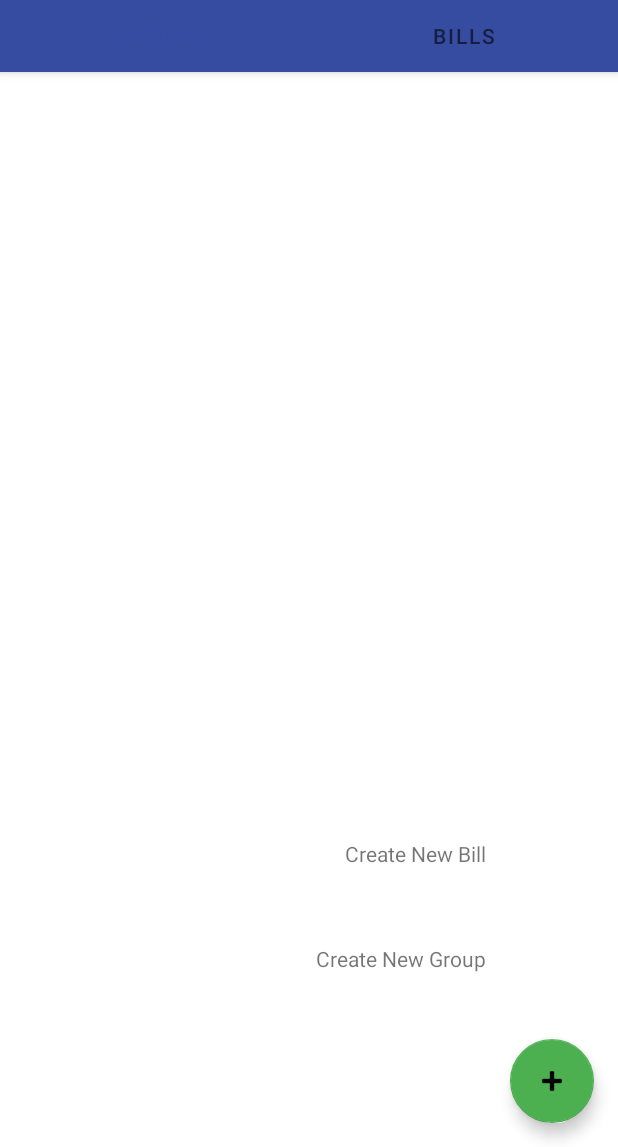
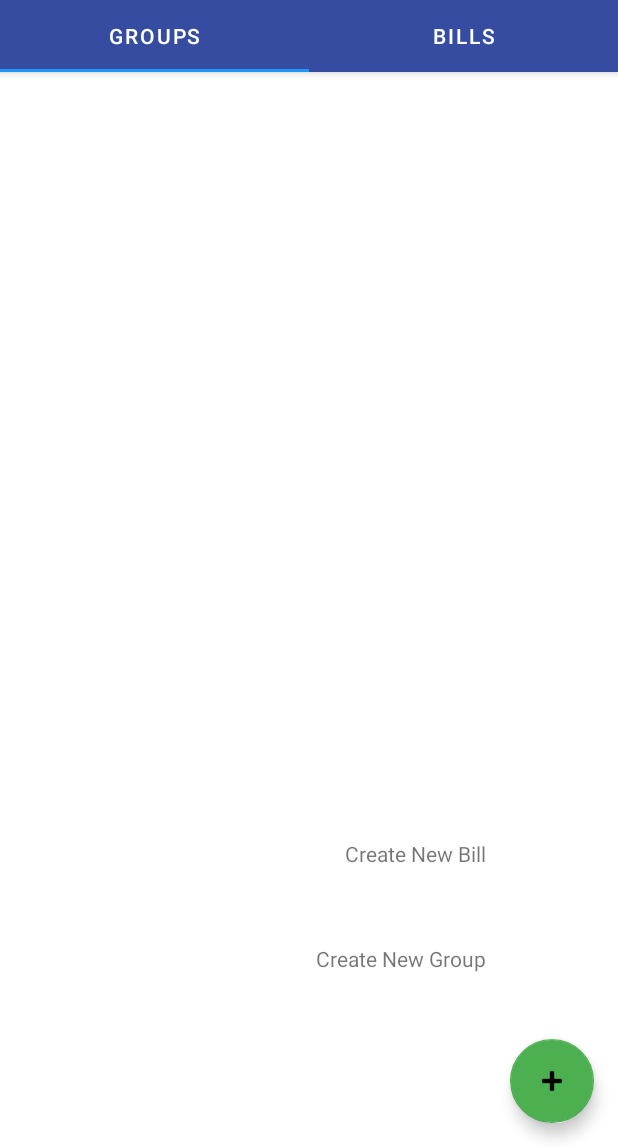
Before and after one commit to williamsizemore/ShareFinApp, an Android app: the ActivityFeed screen opened directly, with no data from a screen before it, after a tap on an icon or button, on a phone screen of 412 x 824 dp, the part 89-1236 px from its top. Run offline under Robolectric (Android 15) with nearby library versions, the phone set to English and light mode, and no system bars; our stand-ins replace Firebase (no records; nobody signed in at launch, a user with empty details on screens opened directly).

Commit message:
3/31/21 not much progress on tablayout - working on adding fragments slightly fixed the tablayout colors

```diff
--- a/app/src/main/java/com/example/sharefinapp/ActivityFeed.java
+++ b/app/src/main/java/com/example/sharefinapp/ActivityFeed.java
@@ -3,10 +3,17 @@ package com.example.sharefinapp;
 import android.content.Intent;
 import android.os.Bundle;
 import com.google.android.material.floatingactionbutton.FloatingActionButton;
+
 import com.google.android.material.tabs.TabLayout;
+import com.google.android.material.tabs.TabLayoutMediator;
 import com.google.firebase.auth.FirebaseAuth;
+
+import androidx.annotation.NonNull;
+import androidx.fragment.app.FragmentManager;
 import androidx.viewpager.widget.ViewPager;
 import androidx.appcompat.app.AppCompatActivity;
+import androidx.viewpager2.widget.ViewPager2;
+
 import android.util.Log;
 import android.view.View;
 import android.view.animation.Animation;
@@ -30,11 +37,32 @@ public class ActivityFeed extends AppCompatActivity implements View.OnClickListe
         setContentView(R.layout.activity_feed);
 
         /* setup the TabLayout tabs */
-        ViewPager viewPager = findViewById(R.id.view_pager);
-        TabLayout tabLayout = findViewById(R.id.tabLayout);
-        tabLayout.setupWithViewPager(viewPager);
-
-        tabLayout.setTabGravity(TabLayout.GRAVITY_FILL);
+//        FragmentManager fm = getSupportFragmentManager();
+//        ViewPager2 viewPager = findViewById(R.id.fragment_activity_feed_viewpager);
+//        TabLayout tabLayout = findViewById(R.id.tabLayout);
+//        ActivityFeedAdapter activityFeedAdapter = new ActivityFeedAdapter(getApplicationContext(), 2);
+////        tabLayout.setupWithViewPager(viewPager);
+//        tabLayout.addTab(tabLayout.newTab().setText("Groups"));
+//        tabLayout.addTab(tabLayout.newTab().setText("Bills"));
+//        tabLayout.addOnTabSelectedListener(new TabLayout.OnTabSelectedListener() {
+//            @Override
+//            public void onTabSelected(TabLayout.Tab tab) {
+//                viewPager.setCurrentItem(tab.getPosition());
+//            }
+//
+//            @Override
+//            public void onTabUnselected(TabLayout.Tab tab) {
+//
+//            }
+//
+//            @Override
+//            public void onTabReselected(TabLayout.Tab tab) {
+//
+//            }
+//
+//        });
+//
+//        tabLayout.setTabGravity(TabLayout.GRAVITY_FILL);
 
         /* add the floating action button functionality */
         textViewAddBill = findViewById(R.id.textView_addBill);    // mini FAB label
@@ -43,7 +71,8 @@ public class ActivityFeed extends AppCompatActivity implements View.OnClickListe
         addGroupFAB = findViewById(R.id.fabAddGroup);           // mini FAB
         addBillFAB = findViewById(R.id.fabAddBill);             // mini FAB
 
-        final ActivityFeedAdapter = new ActivityFeedAdapter(this, getSupportFragmentManager(), tabLayout.getTabCount());
+//        final ActivityFeedAdapter activityFeedAdapter= new ActivityFeedAdapter(this,  tabLayout.getTabCount());
+//        viewPager.setAdapter(activityFeedAdapter);
 
         /* setup the animations for the FAB buttons */
         fab_open = AnimationUtils.loadAnimation(getApplicationContext(),R.anim.fab_open);
--- a/app/src/main/res/layout/activity_feed.xml
+++ b/app/src/main/res/layout/activity_feed.xml
@@ -25,7 +25,9 @@
             android:id="@+id/tabLayout"
             android:layout_width="match_parent"
             android:layout_height="wrap_content"
-            android:background="?attr/colorPrimary" >
+            android:background="?attr/colorPrimary"
+            app:tabTextColor="@color/white"
+            app:tabIndicatorColor="@color/colorAccent">
 
             <com.google.android.material.tabs.TabItem android:layout_height="match_parent"
                 android:layout_width="match_parent"
@@ -39,19 +41,11 @@
             </com.google.android.material.tabs.TabItem>
         </com.google.android.material.tabs.TabLayout>
 
-        <androidx.viewpager.widget.ViewPager
-            android:layout_width="match_parent"
-            android:layout_height="match_parent"
-            app:layout_constraintTop_toBottomOf="@+id/tabLayout"
-            />
+
 
     </com.google.android.material.appbar.AppBarLayout>
 
-    <androidx.viewpager.widget.ViewPager
-        android:id="@+id/view_pager"
-        android:layout_width="match_parent"
-        android:layout_height="match_parent"
-        app:layout_behavior="@string/appbar_scrolling_view_behavior" />
+
 
     <!-- add bill layout -->
     <TextView
--- /dev/null
+++ b/app/src/main/res/layout/fragment_bills.xml
@@ -0,0 +1,6 @@
+<?xml version="1.0" encoding="utf-8"?>
+<androidx.constraintlayout.widget.ConstraintLayout
+    xmlns:android="http://schemas.android.com/apk/res/android"
+    xmlns:tools="http://schemas.android.com/tools"
+    android:layout_width="match_parent"
+    android:layout_height="match_parent"/>
--- /dev/null
+++ b/app/src/main/res/layout/fragment_group.xml
@@ -0,0 +1,6 @@
+<?xml version="1.0" encoding="utf-8"?>
+<androidx.constraintlayout.widget.ConstraintLayout
+    xmlns:android="http://schemas.android.com/apk/res/android" android:layout_width="match_parent"
+    android:layout_height="match_parent">
+
+</androidx.constraintlayout.widget.ConstraintLayout>
```
Also changed, not shown: app/build.gradle (+6 -5 lines), app/src/main/java/com/example/sharefinapp/ActivityFeedAdapter.java (renamed from app/src/main/java/ActivityFeedAdapter.java, +12 -8 lines), app/src/main/java/com/example/sharefinapp/BillsFragment.java (added, +22 -0 lines), app/src/main/java/com/example/sharefinapp/GroupFragment.java (added, +25 -0 lines), app/src/main/res/layout/fragment_activity_feed.xml (+8 -1 lines).
